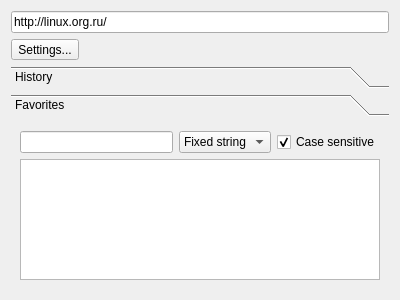
First picture: the form in src/plugins/poshuku/poshuku.ui, repository 0xd34df00d/leechcraft, before the edit.
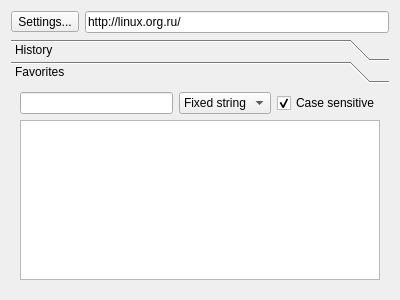
Second picture: the form after the edit. Custom widgets are drawn as their Qt base class.

Commit message: + Poshuku: Delete key now deletes selected item from favorites. * Poshuku: Refactored a bit.

Patch:
```diff
--- a/src/plugins/poshuku/poshuku.ui
+++ b/src/plugins/poshuku/poshuku.ui
@@ -14,24 +14,31 @@
   </property>
   <layout class="QVBoxLayout" name="verticalLayout" >
    <item>
+    <layout class="QHBoxLayout" name="horizontalLayout_3" >
+     <item>
+      <widget class="QToolButton" name="SettingsButton_" >
+       <property name="text" >
+        <string>Settings...</string>
+       </property>
+      </widget>
+     </item>
+     <item>
     <widget class="QLineEdit" name="AddressLine_" >
      <property name="text" >
       <string>http://linux.org.ru/</string>
      </property>
     </widget>
    </item>
-   <item>
-    <widget class="QToolButton" name="SettingsButton_" >
-     <property name="text" >
-      <string>Settings...</string>
-     </property>
-    </widget>
+    </layout>
    </item>
    <item>
     <widget class="QToolBox" name="MainToolbox_" >
      <property name="currentIndex" >
       <number>1</number>
      </property>
+     <property name="tabSpacing" >
+      <number>0</number>
+     </property>
      <widget class="QWidget" name="HistoryPage_" >
       <property name="geometry" >
        <rect>
@@ -97,7 +104,7 @@
         <x>0</x>
         <y>0</y>
         <width>382</width>
-        <height>154</height>
+        <height>195</height>
        </rect>
       </property>
       <attribute name="label" >
@@ -175,6 +182,11 @@
    <extends>QLineEdit</extends>
    <header location="global" >plugininterface/tagslineedit.h</header>
   </customwidget>
+  <customwidget>
+   <class>FavoritesTreeView</class>
+   <extends>QTreeView</extends>
+   <header>favoritestreeview.h</header>
+  </customwidget>
  </customwidgets>
  <resources/>
  <connections/>
```
Left out of the diff: 4 changed lines with no effect on the pictures. Lines whose indentation alone changed are shown as unchanged. The commit also changes 10 other files.
